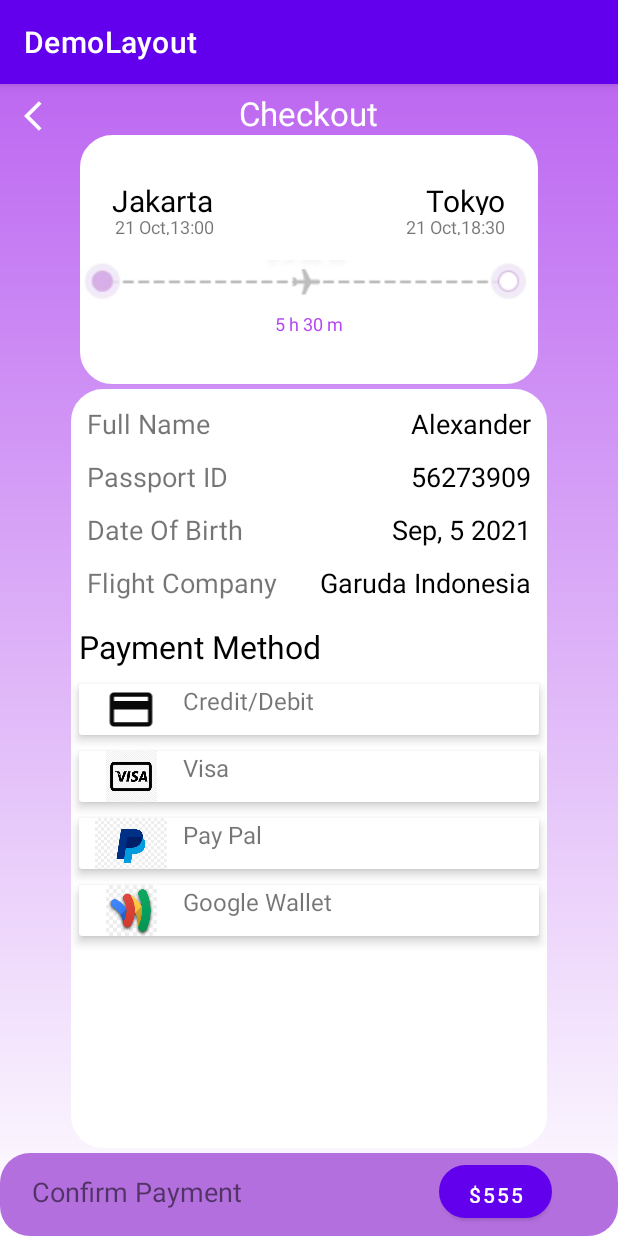
After one commit to jayapriya55599/TraavelApp, an Android app: the UserActivity screen opened directly, with no data from a screen before it, on a phone screen of 412 x 824 dp. The commit adds this screen. Run offline under Robolectric (Android 15) with nearby library versions, the phone set to English and light mode, and no system bars.

Commit message:
Full Travel App completed 5-9-21

```diff
--- a/app/src/main/AndroidManifest.xml
+++ b/app/src/main/AndroidManifest.xml
@@ -9,6 +9,9 @@
         android:roundIcon="@mipmap/ic_launcher_round"
         android:supportsRtl="true"
         android:theme="@style/Theme.DemoLayout">
+        <activity
+            android:name=".UserActivity"
+            android:exported="true" />
         <activity
             android:name=".IndiaActivity"
             android:exported="true" />
--- a/app/src/main/java/com/example/demolayout/HomeFragment.java
+++ b/app/src/main/java/com/example/demolayout/HomeFragment.java
@@ -19,7 +19,7 @@ import android.widget.ImageView;
 public class HomeFragment extends Fragment {
 
 Button to_second_activity;
-ImageView img_india;
+ImageView img_Tokyo;
 
     // TODO: Rename parameter arguments, choose names that match
     // the fragment initialization parameters, e.g. ARG_ITEM_NUMBER
@@ -71,8 +71,8 @@ ImageView img_india;
         // Inflate the layout for this fragment
 
         //Button to move to next activity
-        img_india=(ImageView) v.findViewById(R.id.imageIndia);
-        img_india.setOnClickListener(new View.OnClickListener() {
+        img_Tokyo=(ImageView) v.findViewById(R.id.imageTokyo);
+        img_Tokyo.setOnClickListener(new View.OnClickListener() {
             @Override
             public void onClick(View view) {
                 Intent i = new Intent(getActivity(),IndiaActivity.class);
--- a/app/src/main/java/com/example/demolayout/IndiaActivity.java
+++ b/app/src/main/java/com/example/demolayout/IndiaActivity.java
@@ -8,6 +8,7 @@ import androidx.recyclerview.widget.RecyclerView;
 import android.content.Intent;
 import android.os.Bundle;
 import android.view.View;
+import android.widget.Button;
 import android.widget.ImageView;
 import android.widget.TextView;
 import android.widget.Toast;
@@ -23,6 +24,7 @@ public class IndiaActivity extends AppCompatActivity {
     TextView displayDate;
     String date;
     SimpleDateFormat simpleDateFormat;
+
 
     RecyclerView secondScreenCard;
     RecyclerView.Adapter adapter;
--- a/app/src/main/java/com/example/demolayout/SecondScreenCardAdapter.java
+++ b/app/src/main/java/com/example/demolayout/SecondScreenCardAdapter.java
@@ -1,5 +1,6 @@
 package com.example.demolayout;
 
+import android.content.Intent;
 import android.view.LayoutInflater;
 import android.view.View;
 import android.view.ViewGroup;
@@ -81,6 +82,14 @@ public class SecondScreenCardAdapter extends RecyclerView.Adapter<SecondScreenCa
             totalTime=itemView.findViewById(R.id.hrTextView);
             startTime=itemView.findViewById(R.id.srtTime);
             endTime=itemView.findViewById(R.id.ArrTime);
+
+            priceButton.setOnClickListener(new View.OnClickListener() {
+                @Override
+                public void onClick(View view) {
+                    itemView.getContext().startActivity(new Intent(itemView.getContext(), UserActivity.class));
+
+                }
+            });
         }
     }
 
--- /dev/null
+++ b/app/src/main/java/com/example/demolayout/UserActivity.java
@@ -0,0 +1,52 @@
+package com.example.demolayout;
+
+import androidx.appcompat.app.AppCompatActivity;
+
+import android.os.Bundle;
+import android.view.View;
+import android.widget.Button;
+import android.widget.ImageView;
+import android.widget.TextView;
+import android.widget.Toast;
+
+import java.text.SimpleDateFormat;
+import java.util.Calendar;
+
+public class UserActivity extends AppCompatActivity {
+
+    ImageView back_to_2_activity;
+    TextView date_of_birth;
+    String date_dob;
+    SimpleDateFormat simpleDateFormat;
+    @Override
+    protected void onCreate(Bundle savedInstanceState) {
+        super.onCreate(savedInstanceState);
+        setContentView(R.layout.activity_user);
+
+        back_to_2_activity=findViewById(R.id.backToSecondActivity);
+        back_to_2_activity.setOnClickListener(new View.OnClickListener() {
+            @Override
+            public void onClick(View view) {
+                Toast.makeText(UserActivity.this, "Back To Second Activity", Toast.LENGTH_SHORT).show();
+                finish();
+            }
+        });
+
+
+        //DOB Display
+        date_of_birth=findViewById(R.id.infoDob);
+
+        //Calender
+        Calendar calendar=Calendar.getInstance();
+
+        //Date Format
+        simpleDateFormat = new SimpleDateFormat("MMM, d yyyy");
+        date_dob=simpleDateFormat.format(calendar.getTime());
+        date_of_birth.setText(date_dob);
+
+
+
+    }
+
+
+}
--- /dev/null
+++ b/app/src/main/res/drawable/ic_baseline_credit_card_24.xml
@@ -0,0 +1,5 @@
+<vector android:height="24dp" android:tint="#090909"
+    android:viewportHeight="24" android:viewportWidth="24"
+    android:width="24dp" xmlns:android="http://schemas.android.com/apk/res/android">
+    <path android:fillColor="@android:color/white" android:pathData="M20,4L4,4c-1.11,0 -1.99,0.89 -1.99,2L2,18c0,1.11 0.89,2 2,2h16c1.11,0 2,-0.89 2,-2L22,6c0,-1.11 -0.89,-2 -2,-2zM20,18L4,18v-6h16v6zM20,8L4,8L4,6h16v2z"/>
+</vector>
--- /dev/null
+++ b/app/src/main/res/drawable/user_activity_bg.xml
@@ -0,0 +1,11 @@
+<?xml version="1.0" encoding="utf-8"?>
+<shape xmlns:android="http://schemas.android.com/apk/res/android"
+    android:shape="rectangle">
+
+
+    <gradient android:angle="-90"
+        android:startColor="#BD68F1"
+        android:endColor="@color/white"/>
+
+
+</shape>
--- /dev/null
+++ b/app/src/main/res/drawable/user_activity_price_cl.xml
@@ -0,0 +1,15 @@
+<?xml version="1.0" encoding="UTF-8"?>
+<shape xmlns:android="http://schemas.android.com/apk/res/android">
+    <solid
+
+        android:color="#B46FDF"/>
+
+
+
+    <corners
+        android:bottomLeftRadius="20dp"
+        android:bottomRightRadius="20dp"
+        android:topLeftRadius="20dp"
+        android:topRightRadius="20dp"/>
+
+</shape>
--- /dev/null
+++ b/app/src/main/res/layout/activity_user.xml
@@ -0,0 +1,411 @@
+<?xml version="1.0" encoding="utf-8"?>
+<androidx.constraintlayout.widget.ConstraintLayout xmlns:android="http://schemas.android.com/apk/res/android"
+    xmlns:app="http://schemas.android.com/apk/res-auto"
+    xmlns:tools="http://schemas.android.com/tools"
+    android:layout_width="match_parent"
+    android:layout_height="match_parent"
+    tools:context=".UserActivity"
+    android:background="@drawable/user_activity_bg">
+
+    <androidx.constraintlayout.widget.ConstraintLayout
+        android:layout_width="0dp"
+        android:layout_height="0dp"
+        app:layout_constraintBottom_toTopOf="@+id/constraintLayoutPriceConfirm"
+        app:layout_constraintEnd_toEndOf="parent"
+        app:layout_constraintHorizontal_bias="1.0"
+        app:layout_constraintStart_toStartOf="parent"
+        app:layout_constraintTop_toBottomOf="@+id/constraintLayout4">
+
+        <LinearLayout
+            android:layout_width="wrap_content"
+            android:layout_height="0dp"
+            android:layout_margin="3dp"
+            android:background="@drawable/clayoutshape2"
+            android:orientation="vertical"
+            app:layout_constraintBottom_toBottomOf="parent"
+            app:layout_constraintEnd_toEndOf="parent"
+            app:layout_constraintStart_toStartOf="parent"
+            app:layout_constraintTop_toTopOf="parent">
+
+            <LinearLayout
+                android:layout_width="match_parent"
+                android:layout_height="wrap_content"
+                android:layout_margin="5dp"
+                android:orientation="horizontal">
+
+                <LinearLayout
+                    android:layout_width="wrap_content"
+                    android:layout_height="match_parent"
+                    android:orientation="vertical">
+
+                    <TextView
+                        android:id="@+id/fullName"
+                        android:layout_width="match_parent"
+                        android:layout_height="wrap_content"
+                        android:layout_margin="5dp"
+                        android:text="Full Name"
+                        android:textSize="18dp" />
+
+                    <TextView
+                        android:id="@+id/passportId"
+                        android:layout_width="match_parent"
+                        android:layout_height="wrap_content"
+                        android:layout_margin="5dp"
+                        android:text="Passport ID"
+                        android:textSize="18dp" />
+
+                    <TextView
+                        android:id="@+id/dob"
+                        android:layout_width="match_parent"
+                        android:layout_height="wrap_content"
+                        android:layout_margin="5dp"
+                        android:text="Date Of Birth"
+                        android:textSize="18dp" />
+
+                    <TextView
+                        android:id="@+id/flightCompany"
+                        android:layout_width="match_parent"
+                        android:layout_height="wrap_content"
+                        android:layout_margin="5dp"
+                        android:text="Flight Company"
+                        android:textSize="18dp" />
+                </LinearLayout>
+
+                <LinearLayout
+                    android:layout_width="169dp"
+                    android:layout_height="match_parent"
+                    android:orientation="vertical">
+
+                    <TextView
+                        android:id="@+id/infoUserName"
+                        android:layout_width="match_parent"
+                        android:layout_height="wrap_content"
+                        android:layout_margin="5dp"
+                        android:text="Alexander"
+                        android:textAlignment="viewEnd"
+                        android:textColor="@color/black"
+                        android:textSize="18dp" />
+
+                    <TextView
+                        android:id="@+id/infoPassportId"
+                        android:layout_width="match_parent"
+                        android:layout_height="wrap_content"
+                        android:layout_margin="5dp"
+                        android:text="56273909"
+                        android:textAlignment="viewEnd"
+                        android:textColor="@color/black"
+                        android:textSize="18dp" />
+
+                    <TextView
+                        android:id="@+id/infoDob"
+                        android:layout_width="match_parent"
+                        android:layout_height="wrap_content"
+                        android:layout_margin="5dp"
+                        android:text=""
+                        android:textAlignment="viewEnd"
+                        android:textColor="@color/black"
+                        android:textSize="18dp" />
+
+                    <TextView
+                        android:id="@+id/infoFlightCompany"
+                        android:layout_width="match_parent"
+                        android:layout_height="match_parent"
+                        android:layout_margin="5dp"
+                        android:text="Garuda Indonesia"
+                        android:textAlignment="viewEnd"
+                        android:textColor="@color/black"
+                        android:textSize="18dp" />
+                </LinearLayout>
+            </LinearLayout>
+
+            <TextView
+                android:id="@+id/paymentMethod"
+                android:layout_width="match_parent"
+                android:layout_height="wrap_content"
+                android:layout_margin="5dp"
+                android:text="Payment Method"
+                android:textColor="@color/black"
+                android:textSize="21dp" />
+
+            <androidx.cardview.widget.CardView
+                android:layout_width="match_parent"
+                android:layout_height="34dp"
+                android:layout_margin="5dp"
+                app:cardElevation="4dp">
+
+                <LinearLayout
+                    android:layout_width="match_parent"
+                    android:layout_height="34dp"
+                    android:orientation="horizontal">
+
+                    <ImageView
+                        android:id="@+id/creditCard"
+                        android:layout_width="69dp"
+                        android:layout_height="match_parent"
+                        android:src="@drawable/ic_baseline_credit_card_24" />
+
+                    <TextView
+                        android:id="@+id/textCreditCard"
+                        android:layout_width="233dp"
+                        android:layout_height="32dp"
+                        android:text="Credit/Debit"
+                        android:textSize="16dp" />
+                </LinearLayout>
+
+            </androidx.cardview.widget.CardView>
+
+            <androidx.cardview.widget.CardView
+                android:layout_width="match_parent"
+                android:layout_height="34dp"
+                android:layout_margin="5dp"
+                app:cardElevation="4dp">
+
+                <LinearLayout
+                    android:layout_width="match_parent"
+                    android:layout_height="34dp"
+                    android:orientation="horizontal">
+
+                    <ImageView
+                        android:id="@+id/imgVisa"
+                        android:layout_width="69dp"
+                        android:layout_height="match_parent"
+                        android:src="@drawable/visa" />
+
+                    <TextView
+                        android:id="@+id/textVisa"
+                        android:layout_width="233dp"
+                        android:layout_height="32dp"
+                        android:text="Visa"
+                        android:textSize="16dp" />
+                </LinearLayout>
+
+            </androidx.cardview.widget.CardView>
+
+            <androidx.cardview.widget.CardView
+                android:layout_width="match_parent"
+                android:layout_height="34dp"
+                android:layout_margin="5dp"
+                app:cardElevation="4dp">
+
+                <LinearLayout
+                    android:layout_width="match_parent"
+                    android:layout_height="34dp"
+                    android:orientation="horizontal">
+
+                    <ImageView
+                        android:id="@+id/imgPayPal"
+                        android:layout_width="69dp"
+                        android:layout_height="match_parent"
+                        android:src="@drawable/paypal" />
+
+                    <TextView
+                        android:id="@+id/textPayPal"
+                        android:layout_width="233dp"
+                        android:layout_height="32dp"
+                        android:text="Pay Pal"
+                        android:textSize="16dp" />
+                </LinearLayout>
+
+            </androidx.cardview.widget.CardView>
+
+            <androidx.cardview.widget.CardView
+                android:layout_width="match_parent"
+                android:layout_height="34dp"
+                android:layout_margin="5dp"
+                app:cardElevation="4dp">
+
+                <LinearLayout
+                    android:layout_width="match_parent"
+                    android:layout_height="34dp"
+                    android:orientation="horizontal">
+
+                    <ImageView
+                        android:id="@+id/imgGoogleWallet"
+                        android:layout_width="69dp"
+                        android:layout_height="match_parent"
+                        android:src="@drawable/googlewallet" />
+
+                    <TextView
+                        android:id="@+id/textGoogleWallet"
+                        android:layout_width="233dp"
+                        android:layout_height="32dp"
+                        android:text="Google Wallet"
+                        android:textSize="16dp" />
+                </LinearLayout>
+
+            </androidx.cardview.widget.CardView>
+        </LinearLayout>
+
+    </androidx.constraintlayout.widget.ConstraintLayout>
+
+    <androidx.constraintlayout.widget.ConstraintLayout
+        android:id="@+id/constraintLayout4"
+        android:layout_width="0dp"
+        android:layout_height="200dp"
+        app:layout_constraintBottom_toBottomOf="parent"
+        app:layout_constraintEnd_toEndOf="parent"
+        app:layout_constraintHorizontal_bias="0.0"
+        app:layout_constraintStart_toStartOf="parent"
+        app:layout_constraintTop_toTopOf="parent"
+        app:layout_constraintVertical_bias="0.0">
+
+        <ImageView
+            android:id="@+id/backToSecondActivity"
+            android:layout_width="wrap_content"
+            android:layout_height="wrap_content"
+            app:layout_constraintBottom_toBottomOf="parent"
+            app:layout_constraintEnd_toEndOf="parent"
+            app:layout_constraintHorizontal_bias="0.041"
+            app:layout_constraintStart_toStartOf="parent"
+            app:layout_constraintTop_toTopOf="parent"
+            app:layout_constraintVertical_bias="0.052"
+            app:srcCompat="@drawable/ic_baseline_arrow_back_ios_24" />
+
+        <TextView
+            android:id="@+id/checkOut"
+            android:layout_width="134dp"
+            android:layout_height="31dp"
+            android:layout_marginTop="4dp"
+            android:gravity="center"
+            android:text="Checkout"
+            android:textColor="#ffffff"
+            android:textSize="22dp"
+            app:layout_constraintEnd_toEndOf="parent"
+            app:layout_constraintHorizontal_bias="0.498"
+            app:layout_constraintStart_toStartOf="parent"
+            app:layout_constraintTop_toTopOf="parent" />
+
+        <androidx.constraintlayout.widget.ConstraintLayout
+            android:layout_width="wrap_content"
+            android:layout_height="166dp"
+            android:background="@drawable/clayoutshape2"
+            app:layout_constraintBottom_toBottomOf="parent"
+            app:layout_constraintEnd_toEndOf="parent"
+            app:layout_constraintStart_toStartOf="parent"
+            app:layout_constraintTop_toTopOf="parent"
+            app:layout_constraintVertical_bias="1.0">
+
+            <TextView
+                android:id="@+id/textView11"
+                android:layout_width="74dp"
+                android:layout_height="22dp"
+                android:text="Jakarta"
+                android:textColor="@color/black"
+                android:textSize="20dp"
+                app:layout_constraintBottom_toBottomOf="parent"
+                app:layout_constraintEnd_toEndOf="parent"
+                app:layout_constraintHorizontal_bias="0.092"
+                app:layout_constraintStart_toStartOf="parent"
+                app:layout_constraintTop_toTopOf="parent"
+                app:layout_constraintVertical_bias="0.21" />
+
+            <TextView
+                android:id="@+id/textView12"
+                android:layout_width="70dp"
+                android:layout_height="23dp"
+                android:text="Tokyo"
+                android:textAlignment="viewEnd"
+                android:textColor="@color/black"
+                android:textSize="20dp"
+                app:layout_constraintBottom_toBottomOf="parent"
+                app:layout_constraintEnd_toEndOf="parent"
+                app:layout_constraintHorizontal_bias="0.907"
+                app:layout_constraintStart_toStartOf="parent"
+                app:layout_constraintTop_toTopOf="parent"
+                app:layout_constraintVertical_bias="0.209" />
+
+            <TextView
+                android:id="@+id/textView13"
+                android:layout_width="75dp"
+                android:layout_height="14dp"
+                android:text="21 Oct,13:00"
+                android:textSize="12dp"
+                app:layout_constraintBottom_toBottomOf="parent"
+                app:layout_constraintEnd_toEndOf="parent"
+                app:layout_constraintHorizontal_bias="0.102"
+                app:layout_constraintStart_toStartOf="parent"
+                app:layout_constraintTop_toTopOf="parent"
+                app:layout_constraintVertical_bias="0.346" />
+
+            <TextView
+                android:id="@+id/textView14"
+                android:layout_width="70dp"
+                android:layout_height="14dp"
+                android:text="21 Oct,18:30"
+                android:textAlignment="viewEnd"
+                android:textSize="12dp"
+                app:layout_constraintBottom_toBottomOf="parent"
+                app:layout_constraintEnd_toEndOf="parent"
+                app:layout_constraintHorizontal_bias="0.906"
+                app:layout_constraintStart_toStartOf="parent"
+                app:layout_constraintTop_toTopOf="parent"
+                app:layout_constraintVertical_bias="0.348" />
+
+            <ImageView
+                android:id="@+id/imageView"
+                android:layout_width="305dp"
+                android:layout_height="36dp"
+                app:layout_constraintBottom_toBottomOf="parent"
+                app:layout_constraintEnd_toEndOf="parent"
+                app:layout_constraintHorizontal_bias="0.473"
+                app:layout_constraintStart_toStartOf="parent"
+                app:layout_constraintTop_toTopOf="parent"
+                app:layout_constraintVertical_bias="0.63"
+                app:srcCompat="@drawable/airplane_route" />
+
+            <TextView
+                android:id="@+id/textView15"
+                android:layout_width="wrap_content"
+                android:layout_height="wrap_content"
+                android:layout_marginBottom="32dp"
+                android:text="5 h 30 m"
+                android:textColor="#B346F6"
+                android:textSize="12dp"
+                app:layout_constraintBottom_toBottomOf="parent"
+                app:layout_constraintEnd_toEndOf="parent"
+                app:layout_constraintHorizontal_bias="0.501"
+                app:layout_constraintStart_toStartOf="parent" />
+        </androidx.constraintlayout.widget.ConstraintLayout>
+
+    </androidx.constraintlayout.widget.ConstraintLayout>
+
+    <androidx.constraintlayout.widget.ConstraintLayout
+        android:layout_width="match_parent"
+        android:layout_height="55dp"
+        android:id="@+id/constraintLayoutPriceConfirm"
+        android:background="@drawable/user_activity_price_cl"
+        app:layout_constraintBottom_toBottomOf="parent"
+        app:layout_constraintEnd_toEndOf="parent"
+        app:layout_constraintStart_toStartOf="parent">
+
+        <TextView
+            android:id="@+id/textView19"
+            android:layout_width="157dp"
+            android:layout_height="25dp"
+            android:layout_marginStart="21dp"
+            android:layout_marginTop="13dp"
+            android:layout_marginBottom="18dp"
+            android:text="Confirm Payment"
+            android:textSize="18dp"
+            app:layout_constraintBottom_toBottomOf="parent"
+            app:layout_constraintStart_toStartOf="parent"
+            app:layout_constraintTop_toTopOf="parent"
+            app:layout_constraintVertical_bias="0.0" />
+
+        <Button
+            android:id="@+id/button"
+            android:layout_width="75dp"
+            android:layout_height="35dp"
+            android:layout_marginTop="8dp"
+            android:layout_marginEnd="44dp"
+            android:layout_marginBottom="17dp"
+            android:text="$555"
+            android:textColor="#ffffff"
+            android:background="@drawable/clayoutshape2"
+            app:layout_constraintBottom_toBottomOf="parent"
+            app:layout_constraintEnd_toEndOf="parent"
+            app:layout_constraintTop_toTopOf="parent"
+            app:layout_constraintVertical_bias="0.0" />
+
+    </androidx.constraintlayout.widget.ConstraintLayout>
+</androidx.constraintlayout.widget.ConstraintLayout>
--- a/app/src/main/res/layout/fragment_home.xml
+++ b/app/src/main/res/layout/fragment_home.xml
@@ -104,8 +104,8 @@
 
     <androidx.constraintlayout.widget.ConstraintLayout
         android:id="@+id/constraintLayout"
-        android:layout_width="407dp"
-        android:layout_height="521dp"
+        android:layout_width="410dp"
+        android:layout_height="513dp"
         android:background="@drawable/clayoutshape2"
         app:layout_constraintEnd_toEndOf="parent"
         app:layout_constraintHorizontal_bias="0.0"
@@ -471,7 +471,7 @@
                             android:orientation="vertical">
 
                             <com.google.android.material.imageview.ShapeableImageView
-                                android:id="@+id/imageView9"
+                                android:id="@+id/imageTokyo"
                                 android:layout_width="156dp"
                                 android:layout_height="100dp"
                                 android:layout_marginLeft="5dp"
```
Also changed, not shown: app/src/main/res/drawable/googlewallet.jpg (added), app/src/main/res/drawable/paypal.png (added), app/src/main/res/drawable/visa.png (added).
